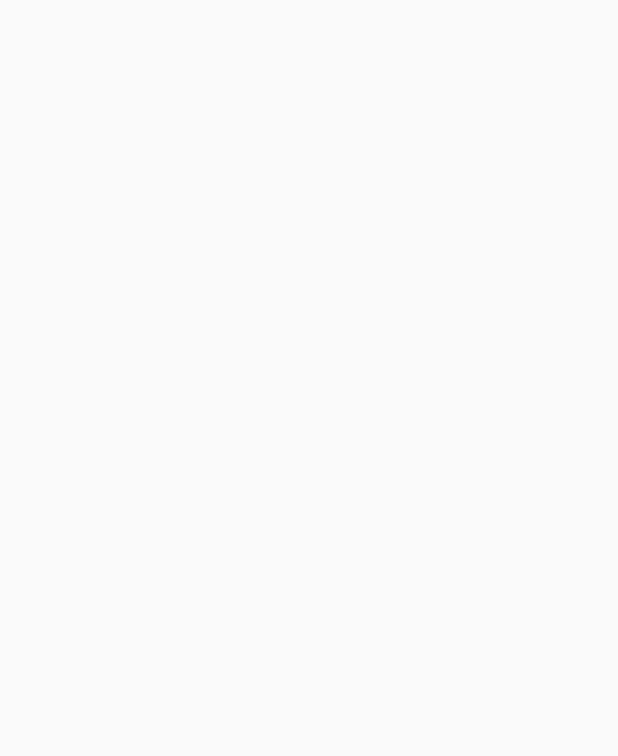
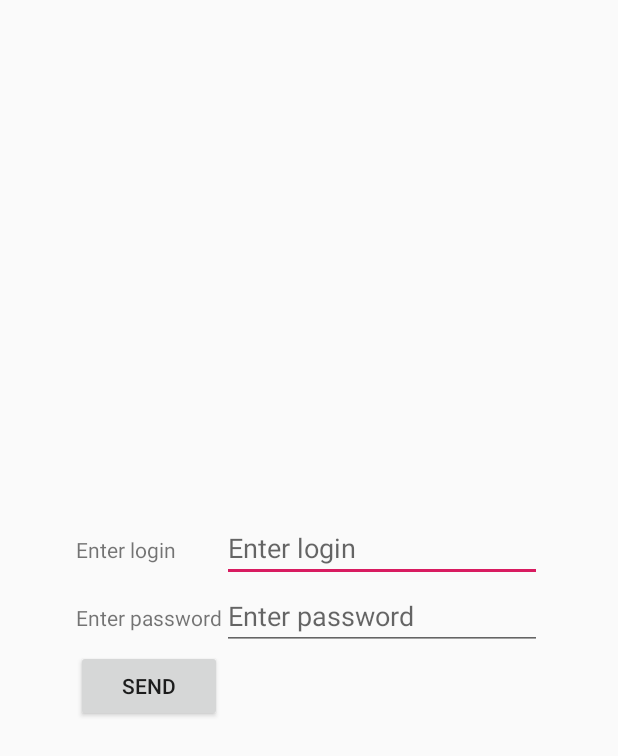
Before and after one commit to MisterRnobe/Notes, an Android app: the screen it shows after launch (MainActivity before the commit, LoginActivity after it), on a phone screen of 412 x 824 dp. Before the commit the part shown is empty. Shown: the top 756 px of the screen. Run offline under Robolectric (Android 15) with nearby library versions, the phone set to English and light mode, and no system bars.

Commit message:
Another activity

```diff
--- a/app/build.gradle
+++ b/app/build.gradle
@@ -16,12 +16,17 @@ android {
             proguardFiles getDefaultProguardFile('proguard-android.txt'), 'proguard-rules.pro'
         }
     }
+    compileOptions {
+        sourceCompatibility = '1.8'
+        targetCompatibility = '1.8'
+    }
 }
 
 dependencies {
     implementation fileTree(dir: 'libs', include: ['*.jar'])
     implementation 'com.android.support:appcompat-v7:28.0.0-alpha1'
     implementation 'com.android.support.constraint:constraint-layout:1.1.0'
+    implementation 'com.android.support:design:28.0.0-alpha1'
     testImplementation 'junit:junit:4.12'
     androidTestImplementation 'com.android.support.test:runner:1.0.2'
     androidTestImplementation 'com.android.support.test.espresso:espresso-core:3.0.2'
--- /dev/null
+++ b/app/src/main/java/com/medvedev/nikita/notes/LoginActivity.java
@@ -0,0 +1,42 @@
+package com.medvedev.nikita.notes;
+
+import android.content.Intent;
+import android.os.Bundle;
+import android.support.v7.app.AppCompatActivity;
+import android.util.Log;
+import android.widget.Button;
+import android.widget.EditText;
+
+public class LoginActivity extends AppCompatActivity {
+    private EditText password, login;
+    private static final String TAG = LoginActivity.class.getCanonicalName();
+
+    @Override
+    protected void onCreate(Bundle savedInstanceState) {
+        super.onCreate(savedInstanceState);
+        Log.i(TAG,"Called onCreate(...)");
+        setContentView(R.layout.activity_login);
+        password = findViewById(R.id.passwordInput);
+        login = findViewById(R.id.loginInput);
+
+        Button b = findViewById(R.id.button5);
+        b.setOnClickListener(v-> {
+            Log.i(TAG, "Login: "+login.getText().toString()+", password: "+password.getText().toString());
+            onLogin();
+        });
+    }
+
+    protected void onLogin()
+    {
+        Intent i = new Intent(this, MainActivity.class);
+        i.setFlags(Intent.FLAG_ACTIVITY_NEW_TASK | Intent.FLAG_ACTIVITY_TASK_ON_HOME);
+        startActivity(i);
+        this.finish();
+    }
+
+    @Override
+    protected void onDestroy() {
+        super.onDestroy();
+        Log.i(TAG, "Called onDestroy()");
+    }
+}
--- /dev/null
+++ b/app/src/main/res/layout/activity_login.xml
@@ -0,0 +1,71 @@
+<?xml version="1.0" encoding="utf-8"?>
+<android.support.constraint.ConstraintLayout xmlns:android="http://schemas.android.com/apk/res/android"
+    xmlns:app="http://schemas.android.com/apk/res-auto"
+    xmlns:tools="http://schemas.android.com/tools"
+    android:layout_width="match_parent"
+    android:layout_height="match_parent"
+    tools:context=".LoginActivity">
+
+    <FrameLayout
+        android:layout_width="match_parent"
+        android:layout_height="match_parent"
+        app:layout_constraintEnd_toEndOf="parent">
+
+        <TableLayout
+            android:layout_width="wrap_content"
+            android:layout_height="wrap_content"
+            android:layout_gravity="center_vertical|center_horizontal">
+
+            <TableRow
+                android:layout_width="match_parent"
+                android:layout_height="match_parent">
+
+                <TextView
+                    android:id="@+id/textView4"
+                    android:layout_width="wrap_content"
+                    android:layout_height="wrap_content"
+                    android:text="@string/login_input" />
+
+                <EditText
+                    android:id="@+id/loginInput"
+                    android:layout_width="wrap_content"
+                    android:layout_height="wrap_content"
+                    android:ems="10"
+                    android:hint="@string/login_input"
+                    android:inputType="textPersonName" />
+            </TableRow>
+
+            <TableRow
+                android:layout_width="match_parent"
+                android:layout_height="match_parent">
+
+                <TextView
+                    android:id="@+id/textView3"
+                    android:layout_width="wrap_content"
+                    android:layout_height="wrap_content"
+                    android:text="@string/password_input" />
+
+                <EditText
+                    android:id="@+id/passwordInput"
+                    android:layout_width="wrap_content"
+                    android:layout_height="wrap_content"
+                    android:ems="10"
+                    android:hint="@string/password_input"
+                    android:inputType="textPassword" />
+            </TableRow>
+
+            <TableRow
+                android:layout_width="match_parent"
+                android:layout_height="match_parent">
+
+                <Button
+                    android:id="@+id/button5"
+                    android:layout_width="wrap_content"
+                    android:layout_height="wrap_content"
+                    android:text="@string/send_button" />
+            </TableRow>
+
+        </TableLayout>
+
+    </FrameLayout>
+</android.support.constraint.ConstraintLayout>
--- /dev/null
+++ b/app/src/main/res/values/dimens.xml
@@ -0,0 +1,3 @@
+<resources>
+    <dimen name="fab_margin">16dp</dimen>
+</resources>
--- a/app/src/main/res/values/strings.xml
+++ b/app/src/main/res/values/strings.xml
@@ -1,3 +1,8 @@
 <resources>
     <string name="app_name">Notes</string>
+    <string name="login_input">Enter login</string>
+    <string name="password_input">Enter password</string>
+    <string name="send_button">Send</string>
+    <string name="title_activity_main">MainActivity</string>
+    <string name="action_settings">Settings</string>
 </resources>
--- a/app/src/main/res/values/styles.xml
+++ b/app/src/main/res/values/styles.xml
@@ -8,4 +8,8 @@
         <item name="colorAccent">@color/colorAccent</item>
     </style>
 
+    <style name="AppTheme.AppBarOverlay" parent="ThemeOverlay.AppCompat.Dark.ActionBar" />
+
+    <style name="AppTheme.PopupOverlay" parent="ThemeOverlay.AppCompat.Light" />
+
 </resources>
```
Also changed, not shown: app/src/main/AndroidManifest.xml (+5 -2 lines), app/src/main/java/com/medvedev/nikita/notes/MainActivity.java (+17 -1 lines), app/src/main/java/com/medvedev/nikita/notes/MainActivityFragment.java (added, +22 -0 lines), app/src/main/res/layout/activity_main.xml (+26 -2 lines), app/src/main/res/layout/content_main.xml (added, +9 -0 lines), app/src/main/res/layout/fragment_main.xml (added, +10 -0 lines), app/src/main/res/menu/menu_main.xml (added, +10 -0 lines), 1 other file.
